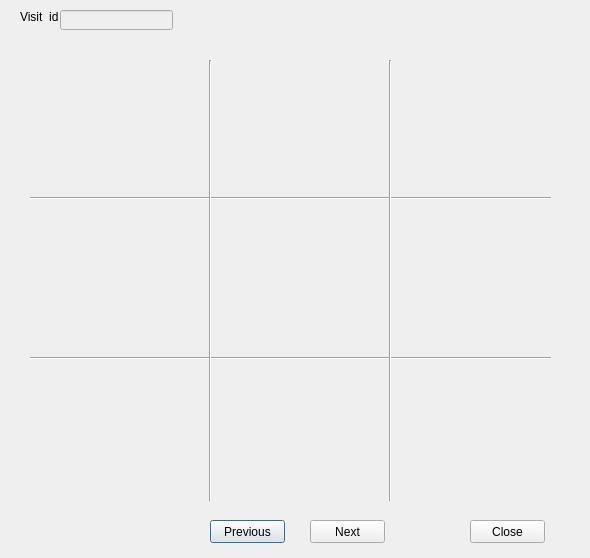
This is ui/gallery.ui in Giswater/giswater_qgis_plugin as Qt 5 draws it before an edit. The edited form follows.
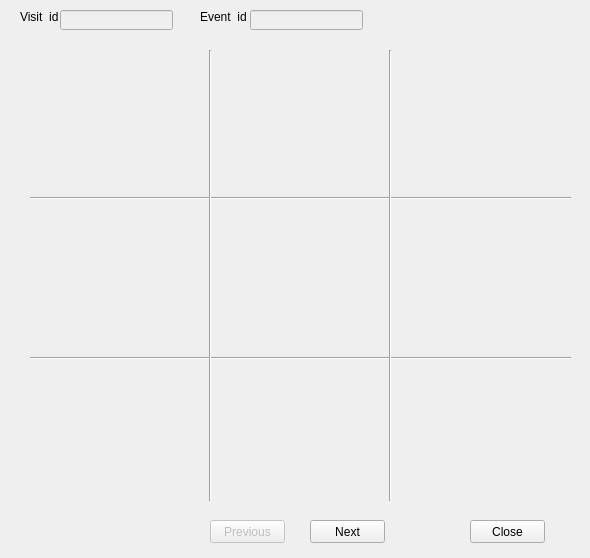
This is the edited form. Icons and pictures are not drawn.

Commit message: # wip: gallery , flow_regulator, add node

Patch:
```diff
--- a/ui/gallery.ui
+++ b/ui/gallery.ui
@@ -18,7 +18,7 @@
     <rect>
      <x>30</x>
      <y>190</y>
-     <width>521</width>
+     <width>541</width>
      <height>16</height>
     </rect>
    </property>
@@ -31,7 +31,7 @@
     <rect>
      <x>30</x>
      <y>350</y>
-     <width>521</width>
+     <width>541</width>
      <height>16</height>
     </rect>
    </property>
@@ -43,9 +43,9 @@
    <property name="geometry">
     <rect>
      <x>200</x>
-     <y>60</y>
+     <y>50</y>
      <width>20</width>
-     <height>441</height>
+     <height>451</height>
     </rect>
    </property>
    <property name="orientation">
@@ -56,9 +56,9 @@
    <property name="geometry">
     <rect>
      <x>380</x>
-     <y>60</y>
+     <y>50</y>
      <width>20</width>
-     <height>441</height>
+     <height>451</height>
     </rect>
    </property>
    <property name="orientation">
@@ -68,7 +68,7 @@
   <widget class="QLabel" name="img_0">
    <property name="geometry">
     <rect>
-     <x>30</x>
+     <x>40</x>
      <y>60</y>
      <width>161</width>
      <height>121</height>
@@ -125,7 +125,7 @@
   <widget class="QLabel" name="img_3">
    <property name="geometry">
     <rect>
-     <x>30</x>
+     <x>40</x>
      <y>220</y>
      <width>161</width>
      <height>121</height>
@@ -145,7 +145,7 @@
    <property name="geometry">
     <rect>
      <x>220</x>
-     <y>210</y>
+     <y>220</y>
      <width>161</width>
      <height>121</height>
     </rect>
@@ -163,8 +163,8 @@
   <widget class="QLabel" name="img_5">
    <property name="geometry">
     <rect>
-     <x>390</x>
-     <y>210</y>
+     <x>400</x>
+     <y>220</y>
      <width>161</width>
      <height>121</height>
     </rect>
@@ -202,7 +202,7 @@
    <property name="geometry">
     <rect>
      <x>220</x>
-     <y>380</y>
+     <y>370</y>
      <width>161</width>
      <height>121</height>
     </rect>
@@ -238,7 +238,7 @@
   </widget>
   <widget class="QPushButton" name="btn_previous">
    <property name="enabled">
-    <bool>true</bool>
+    <bool>false</bool>
    </property>
    <property name="geometry">
     <rect>
@@ -307,6 +307,57 @@
     <string>Close</string>
    </property>
   </widget>
+  <widget class="QLineEdit" name="event_id">
+   <property name="enabled">
+    <bool>false</bool>
+   </property>
+   <property name="geometry">
+    <rect>
+     <x>250</x>
+     <y>10</y>
+     <width>113</width>
+     <height>20</height>
+    </rect>
+   </property>
+  </widget>
+  <widget class="QLabel" name="label_2">
+   <property name="geometry">
+    <rect>
+     <x>200</x>
+     <y>10</y>
+     <width>46</width>
+     <height>13</height>
+    </rect>
+   </property>
+   <property name="text">
+    <string>Event_id </string>
+   </property>
+  </widget>
+  <widget class="QLabel" name="test">
+   <property name="geometry">
+    <rect>
+     <x>50</x>
+     <y>430</y>
+     <width>161</width>
+     <height>121</height>
+    </rect>
+   </property>
+   <property name="focusPolicy">
+    <enum>Qt::ClickFocus</enum>
+   </property>
+   <property name="text">
+    <string/>
+   </property>
+   <property name="pixmap">
+    <pixmap>ud_shape.png</pixmap>
+   </property>
+   <property name="scaledContents">
+    <bool>true</bool>
+   </property>
+   <property name="openExternalLinks">
+    <bool>true</bool>
+   </property>
+  </widget>
  </widget>
  <resources/>
  <connections/>
```
The commit also changes 5 other files.
